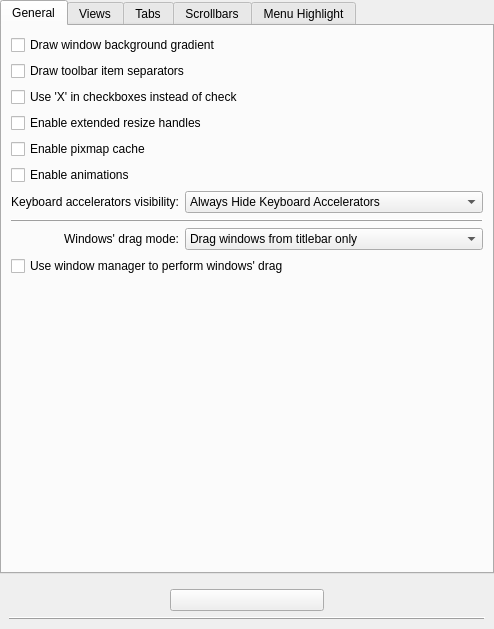
The window that kstyle/config/ui/oxygenstyleconfig.ui (KDE/oxygen) describes before a commit, drawn with Qt 5.
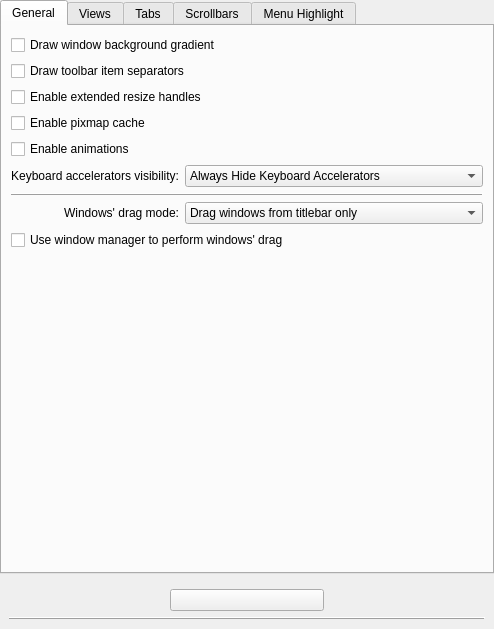
The same window after the commit. Custom widgets are drawn as their Qt base class.

Commit message: Removed option to render checkboxes as crosses. Checkbox rendering is a design choice. Removing this option simplifies code and configuration

Patch:
```diff
--- a/kstyle/config/ui/oxygenstyleconfig.ui
+++ b/kstyle/config/ui/oxygenstyleconfig.ui
@@ -68,13 +68,6 @@
          </property>
         </widget>
        </item>
-       <item>
-        <widget class="QCheckBox" name="_checkDrawX">
-         <property name="text">
-          <string>Use 'X' in checkboxes instead of check</string>
-         </property>
-        </widget>
-       </item>
        <item>
         <widget class="QCheckBox" name="_splitterProxyEnabled">
          <property name="text">
```
Left out of the diff: 1 changed line with no effect on the pictures. The commit also changes 3 other files.
